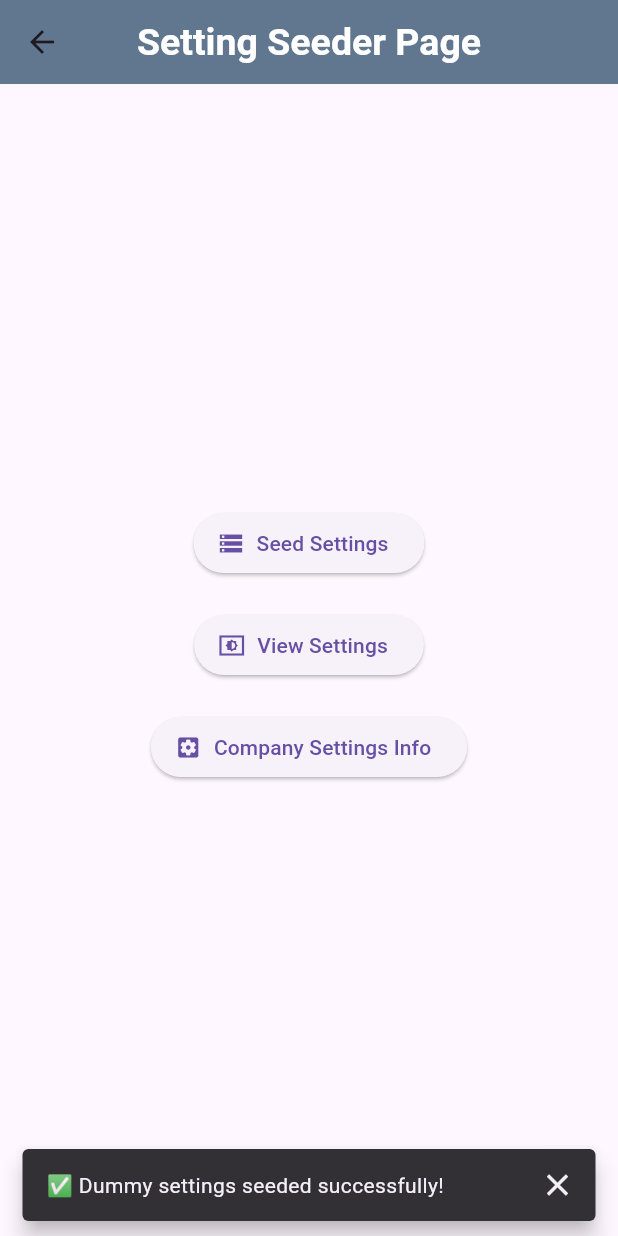
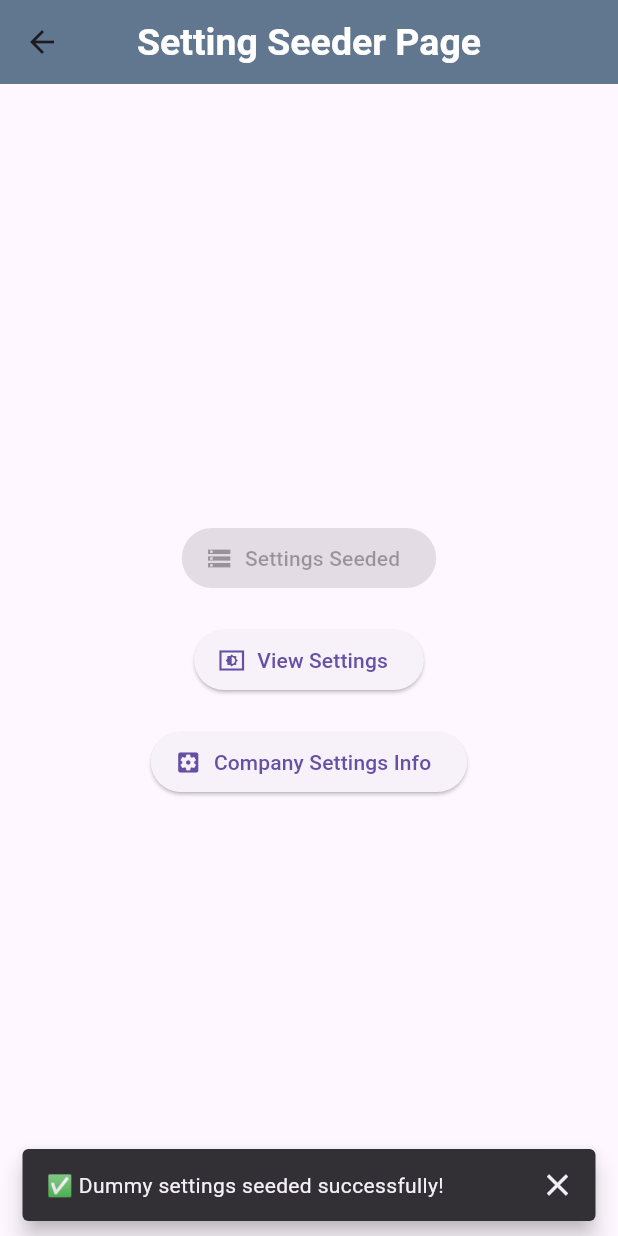
Before and after one commit to zisan-swe/bio_attendance_app, a Flutter app: the SettingSeedingPage screen opened directly, after a tap on "Seed Settings", on a phone screen of 412 x 824 dp. Run offline on Flutter 3.47's test engine with Material 3 defaults, Android fonts, the phone set to English and light mode, and no system bars; our stand-ins replace geolocator, image_picker, sqflite, timezone; accounts and stored records are empty.

```diff
--- a/lib/screens/employee/employee_edit_page.dart
+++ b/lib/screens/employee/employee_edit_page.dart
@@ -435,8 +435,7 @@ class _EmployeeEditPageState extends State<EmployeeEditPage> {
                       SizedBox(
                         width: isWide ? 400 : double.infinity,
                         child: _buildInputField(
-                            'Employee ID', codeController, Icons.code,
-                            isRequired: false),
+                            'Employee ID', codeController, Icons.code),
                       ),
                       SizedBox(
                         width: isWide ? 400 : double.infinity,
--- a/lib/screens/setting/setting_seeding_page.dart
+++ b/lib/screens/setting/setting_seeding_page.dart
@@ -1,26 +1,52 @@
 import 'package:flutter/material.dart';
 import '../../db/setting_seeder.dart';
-import '../../db/attendance_seeder.dart'; // Make sure this is imported
 import 'company_settings_info.dart';
 import 'settings_list_page.dart';
 
-class SettingSeedingPage extends StatelessWidget {
+class SettingSeedingPage extends StatefulWidget {
   const SettingSeedingPage({super.key});
 
   @override
+  State<SettingSeedingPage> createState() => _SettingSeedingPageState();
+}
+
+class _SettingSeedingPageState extends State<SettingSeedingPage> {
+  final seeder = SettingSeeder();
+  bool _isSeeded = false; // Track whether seeding is done
+  bool _isLoading = false; // Optional: show loading state while seeding
+
+  Future<void> _seedSettings() async {
+    setState(() => _isLoading = true);
+
+    await seeder.seedDummySettings();
+
+    setState(() {
+      _isSeeded = true;
+      _isLoading = false;
+    });
+
+    ScaffoldMessenger.of(context).showSnackBar(
+      const SnackBar(
+        content: Text("✅ Dummy settings seeded successfully!"),
+        behavior: SnackBarBehavior.floating,
+        showCloseIcon: true,
+        duration: Duration(seconds: 2),
+      ),
+    );
+  }
+
+  @override
   Widget build(BuildContext context) {
-    final seeder = SettingSeeder();
-
     return Scaffold(
       appBar: AppBar(
         title: const Text("Setting Seeder Page"),
         centerTitle: true,
         elevation: 25,
         backgroundColor: Colors.blueGrey,
-        titleTextStyle: TextStyle(
-            fontSize: 25,
-            fontWeight: FontWeight.bold,
-           ),
+        titleTextStyle: const TextStyle(
+          fontSize: 25,
+          fontWeight: FontWeight.bold,
+        ),
       ),
       body: Center(
         child: Column(
@@ -28,18 +54,10 @@ class SettingSeedingPage extends StatelessWidget {
           children: [
             ElevatedButton.icon(
               icon: const Icon(Icons.storage),
-              label: const Text("Seed Settings"),
-              onPressed: () async {
-                await seeder.seedDummySettings();
-                ScaffoldMessenger.of(context).showSnackBar(
-                  const SnackBar(
-                    content: Text("✅ Dummy settings seeded successfully!"),
-                    behavior: SnackBarBehavior.floating,
-                    showCloseIcon: true,
-                    duration: const Duration(seconds: 2),
-                  ),
-                );
-              },
+              label: _isLoading
+                  ? const Text("Seeding...")
+                  : Text(_isSeeded ? "Settings Seeded" : "Seed Settings"),
+              onPressed: _isSeeded || _isLoading ? null : _seedSettings,
             ),
 
             const SizedBox(height: 20),
@@ -68,20 +86,6 @@ class SettingSeedingPage extends StatelessWidget {
                 );
               },
             ),
-
-            const SizedBox(height: 20),
-            // ElevatedButton.icon(
-            //   icon: const Icon(Icons.fingerprint),
-            //   label: const Text("Seed Attendance"),
-            //   onPressed: () async {
-            //     await AttendanceSeeder.seedAttendance();
-            //     ScaffoldMessenger.of(context).showSnackBar(
-            //       const SnackBar(
-            //         content: Text("✅ Dummy attendance seeded successfully!"),
-            //       ),
-            //     );
-            //   },
-            // ),
           ],
         ),
       ),
```
Also changed, not shown: lib/db/database_helper.dart (+31 -25 lines), lib/screens/employee/employee_create_page.dart (+69 -11 lines).
